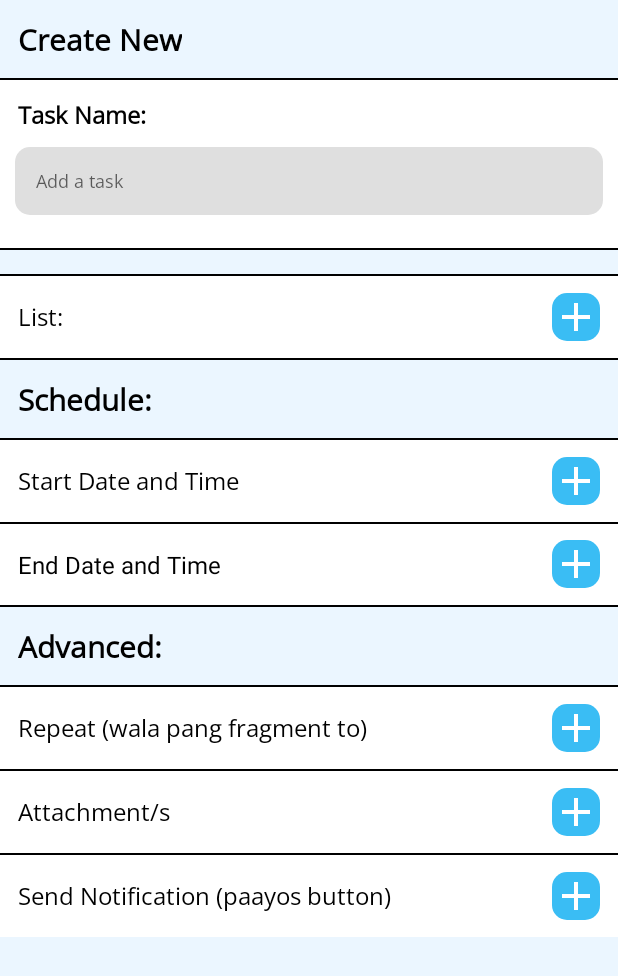
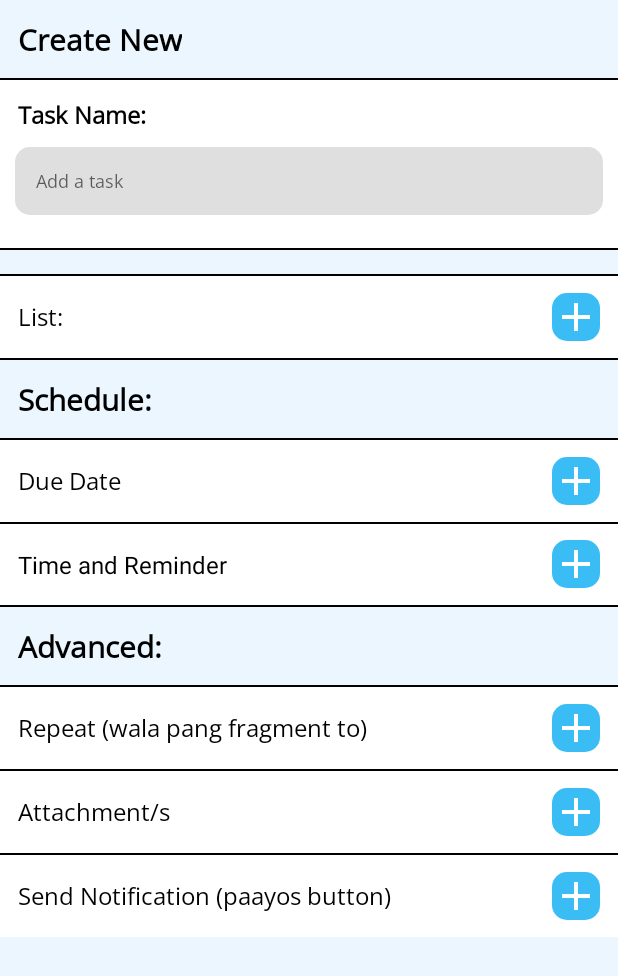
Before and after one commit to justinmcneal/final-putask, an Android app: the AddTask2 screen opened directly, with no data from a screen before it, on a phone screen of 412 x 824 dp. Shown: the top 976 px of the screen. Run offline under Robolectric (Android 15) with nearby library versions, the phone set to English and light mode, and no system bars; 1 statement that could not run was skipped.

Commit message:
nagdagdag function sa add task pero di pa complete

```diff
--- a/app/src/main/res/layout/activity_add_task2.xml
+++ b/app/src/main/res/layout/activity_add_task2.xml
@@ -99,6 +99,7 @@
             android:textColor="@color/black" />
 
         <ImageView
+            android:id="@+id/imListAdd"
             android:layout_width="32dp"
             android:layout_height="32dp"
             android:layout_gravity="center"
@@ -140,7 +141,7 @@
             android:layout_width="0dp"
             android:layout_height="wrap_content"
             android:layout_weight="1"
-            android:text="Start Date and Time"
+            android:text="Due Date"
             android:textSize="16sp"
             android:layout_marginTop="16dp"
             android:layout_marginBottom="16dp"
@@ -149,6 +150,7 @@
             android:textColor="@color/black" />
 
         <ImageView
+            android:id="@+id/addDueIcon"
             android:layout_width="32dp"
             android:layout_height="32dp"
             android:layout_gravity="center"
@@ -174,7 +176,7 @@
             android:layout_width="0dp"
             android:layout_height="wrap_content"
             android:layout_weight="1"
-            android:text="End Date and Time"
+            android:text="Time and Reminder"
             android:textSize="16sp"
             android:layout_marginTop="16dp"
             android:layout_marginBottom="16dp"
--- a/app/src/main/res/layout/fragment_profile.xml
+++ b/app/src/main/res/layout/fragment_profile.xml
@@ -5,6 +5,7 @@
     android:layout_width="match_parent"
     android:layout_height="match_parent"
     tools:context=".Profile">
+
 
     <ImageView
         android:id="@+id/imageProfile"
--- /dev/null
+++ b/app/src/main/res/menu/popup_categories.xml
@@ -0,0 +1,15 @@
+<!-- res/menu/popup_menu.xml -->
+<menu xmlns:android="http://schemas.android.com/apk/res/android">
+    <item
+        android:id="@+id/personal"
+        android:title="Personal" />
+    <item
+        android:id="@+id/school"
+        android:title="School" />
+    <item
+        android:id="@+id/work"
+        android:title="Work" />
+    <item
+        android:id="@+id/social"
+        android:title="Social" />
+</menu>
```
Also changed, not shown: app/src/main/java/com/example/puttask/AddTask2.kt (+75 -3 lines), app/src/main/res/layout/activity_splash_screen.xml (+8 -7 lines).
